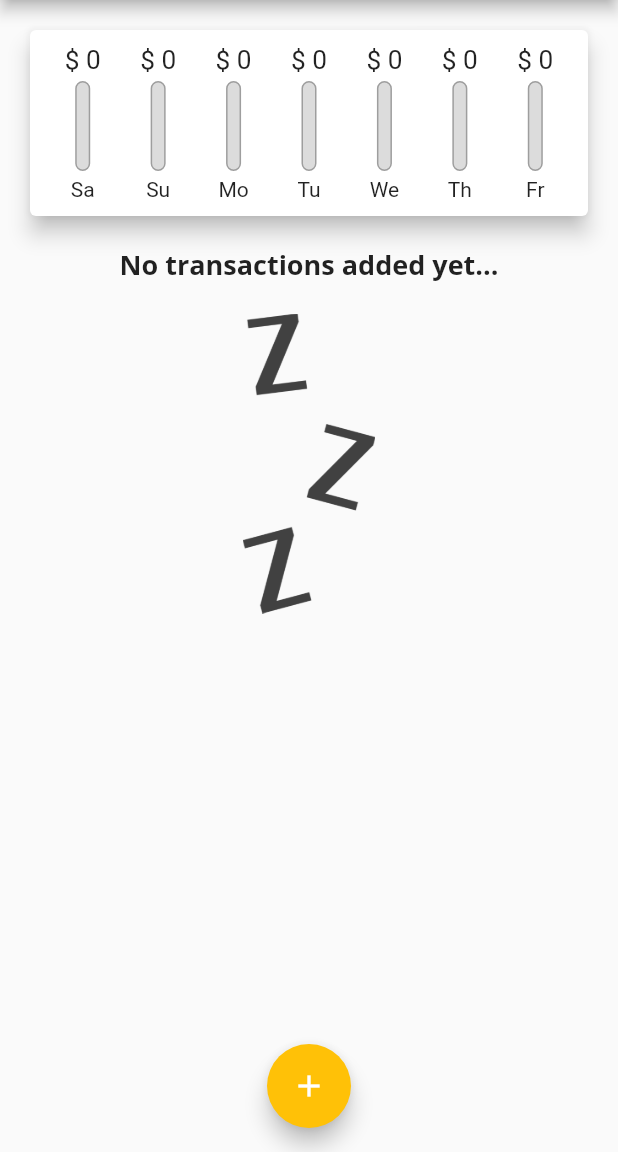
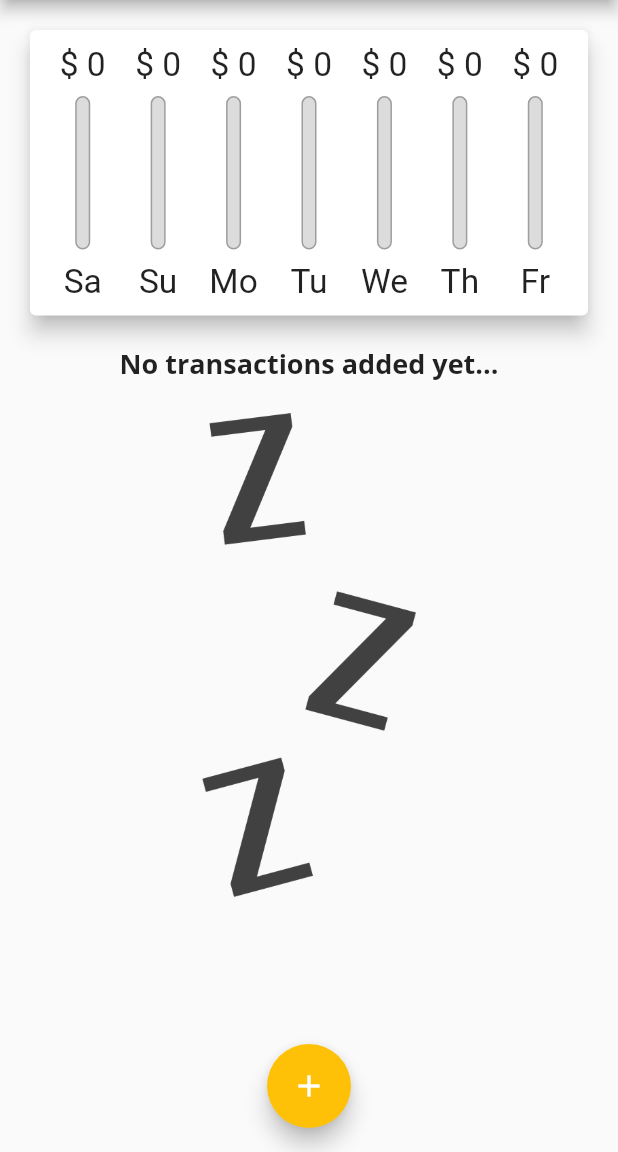
Before and after one commit to filgaia/flutter-showcase, a Flutter app: the screen it shows after launch, on a phone screen of 412 x 824 dp, the part 84-1236 px from its top. Run offline on Flutter 3.47's test engine with Material 2 defaults, Android fonts, the phone set to English and light mode, and no system bars.

Commit message:
feature - delete transaction

```diff
--- a/personal_expenses/lib/widgets/chart_bar.dart
+++ b/personal_expenses/lib/widgets/chart_bar.dart
@@ -9,15 +9,18 @@ class ChartBar extends StatelessWidget {
 
   @override
   Widget build(BuildContext context) {
+    return LayoutBuilder(builder: (ctx, constraints) {
+      var sizedBox = SizedBox(height: constraints.maxHeight * 0.05);
+
       return Column(
         children: [
           Container(
-          height: 20,
+            height: constraints.maxHeight * 0.15,
             child: FittedBox(child: Text('\$ ${amount.toStringAsFixed(0)}')),
           ),
-        SizedBox(height: 4),
+          sizedBox,
           Container(
-          height: 60,
+            height: constraints.maxHeight * 0.6,
             width: 10,
             child: Stack(
               children: [
@@ -40,9 +43,13 @@ class ChartBar extends StatelessWidget {
               ],
             ),
           ),
-        SizedBox(height: 4),
-        Text(label),
+          sizedBox,
+          Container(
+            child: FittedBox(child: Text(label)),
+            height: constraints.maxHeight * 0.15,
+          ),
         ],
       );
+    });
   }
 }
--- a/personal_expenses/lib/widgets/home.dart
+++ b/personal_expenses/lib/widgets/home.dart
@@ -27,6 +27,7 @@ class _HomeState extends State<Home> {
     //   date: DateTime.now(),
     // ),
   ];
+  bool _showChart = false;
 
   List<Transaction> get _recentTransactions => _userTransactions
       .where(
@@ -38,14 +39,20 @@ class _HomeState extends State<Home> {
       )
       .toList();
 
-  void _addTransaction(String txTitle, double txAmount) {
+  void _addTransaction(String txTitle, double txAmount, DateTime chosenDate) {
     final newTx = Transaction(
       id: DateTime.now().toString(),
       title: txTitle,
       amount: txAmount,
-      date: DateTime.now(),
+      date: chosenDate,
     );
     setState(() => _userTransactions.add(newTx));
+  }
+
+  void _deleteTransaction(String id) {
+    setState(
+      () => _userTransactions.removeWhere((element) => element.id == id),
+    );
   }
 
   void _showAddTransaction(BuildContext ctx) {
@@ -61,22 +68,54 @@ class _HomeState extends State<Home> {
 
   @override
   Widget build(BuildContext context) {
+    final isLandscape =
+        MediaQuery.of(context).orientation == Orientation.landscape;
+    final appBar = AppBar(
+      title: Text('Personal expenses!'),
+      actions: [
+        IconButton(
+            onPressed: () => _showAddTransaction(context),
+            icon: Icon(Icons.add))
+      ],
+    );
+
+    final containerHeight = (MediaQuery.of(context).size.height -
+        MediaQuery.of(context).padding.top -
+        appBar.preferredSize.height);
+
+    final chartWidget = (rate) => Container(
+          child: Chart(_recentTransactions),
+          height: containerHeight * rate,
+        );
+
+    final txListWidget = Container(
+      child: TransactionList(_userTransactions, _deleteTransaction),
+      height: containerHeight * 0.7,
+    );
+
     return Scaffold(
-      appBar: AppBar(
-        title: Text('Personal expenses!'),
-        actions: [
-          IconButton(
-              onPressed: () => _showAddTransaction(context),
-              icon: Icon(Icons.add))
-        ],
-      ),
+      appBar: appBar,
       body: SingleChildScrollView(
         child: Column(
           // mainAxisAlignment: MainAxisAlignment.start,
           crossAxisAlignment: CrossAxisAlignment.stretch,
           children: [
-            Chart(_recentTransactions),
-            TransactionList(_userTransactions),
+            if (isLandscape)
+              Row(
+                mainAxisAlignment: MainAxisAlignment.center,
+                children: [
+                  Text('Show chart'),
+                  Switch(
+                    value: _showChart,
+                    onChanged: (val) {
+                      setState(() => _showChart = val);
+                    },
+                  ),
+                ],
+              ),
+            if (!isLandscape) chartWidget(0.3),
+            if (!isLandscape) txListWidget,
+            if (isLandscape) _showChart ? chartWidget(0.7) : txListWidget,
           ],
         ),
       ),
--- a/personal_expenses/lib/widgets/transaction_list.dart
+++ b/personal_expenses/lib/widgets/transaction_list.dart
@@ -5,15 +5,15 @@ import '../models/transaction.dart';
 
 class TransactionList extends StatelessWidget {
   final List<Transaction> transactions;
+  final Function removeHandler;
 
-  TransactionList(this.transactions);
+  TransactionList(this.transactions, this.removeHandler);
 
   @override
   Widget build(BuildContext context) {
-    return Container(
-      height: 400,
-      child: transactions.isEmpty
-          ? Column(
+    return transactions.isEmpty
+        ? LayoutBuilder(
+            builder: (ctx, constraints) => Column(
               children: [
                 Text(
                   'No transactions added yet...',
@@ -21,13 +21,14 @@ class TransactionList extends StatelessWidget {
                 ),
                 SizedBox(height: 20),
                 Container(
-                  height: 200,
+                  height: constraints.maxHeight * 0.6,
                   child: Image.asset(
                     'assets/images/waiting.png',
                     fit: BoxFit.cover,
                   ),
                 )
               ],
+            ),
           )
         : ListView.builder(
             // Alternative to itemBuilder
@@ -96,10 +97,28 @@ class TransactionList extends StatelessWidget {
                 subtitle: Text(
                   DateFormat.yMMMd().format(transactions[index].date),
                 ),
+                trailing: MediaQuery.of(context).size.width > 360
+                    ? TextButton.icon(
+                        style: TextButton.styleFrom(
+                          primary: Theme.of(context).errorColor,
+                        ),
+                        onPressed: () => removeHandler(transactions[index].id),
+                        icon: Icon(
+                          Icons.delete,
+                          color: Theme.of(context).errorColor,
+                        ),
+                        label: Text('Delete'),
+                      )
+                    : IconButton(
+                        onPressed: () => removeHandler(transactions[index].id),
+                        icon: Icon(
+                          Icons.delete,
+                          color: Theme.of(context).errorColor,
+                        ),
+                      ),
               ),
             ),
             itemCount: transactions.length,
-            ),
           );
   }
 }
```
Also changed, not shown: personal_expenses/lib/main.dart (+11 -1 lines), personal_expenses/lib/widgets/new_transaction.dart (+15 -4 lines). Lines whose indentation alone changed are shown as unchanged.
